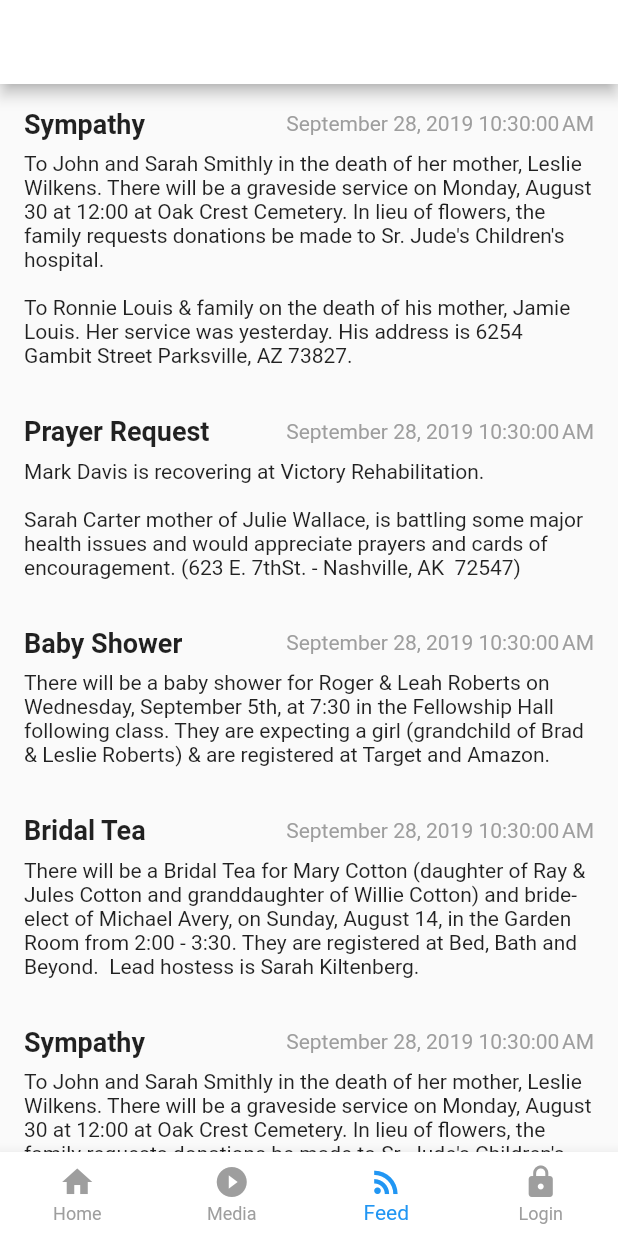
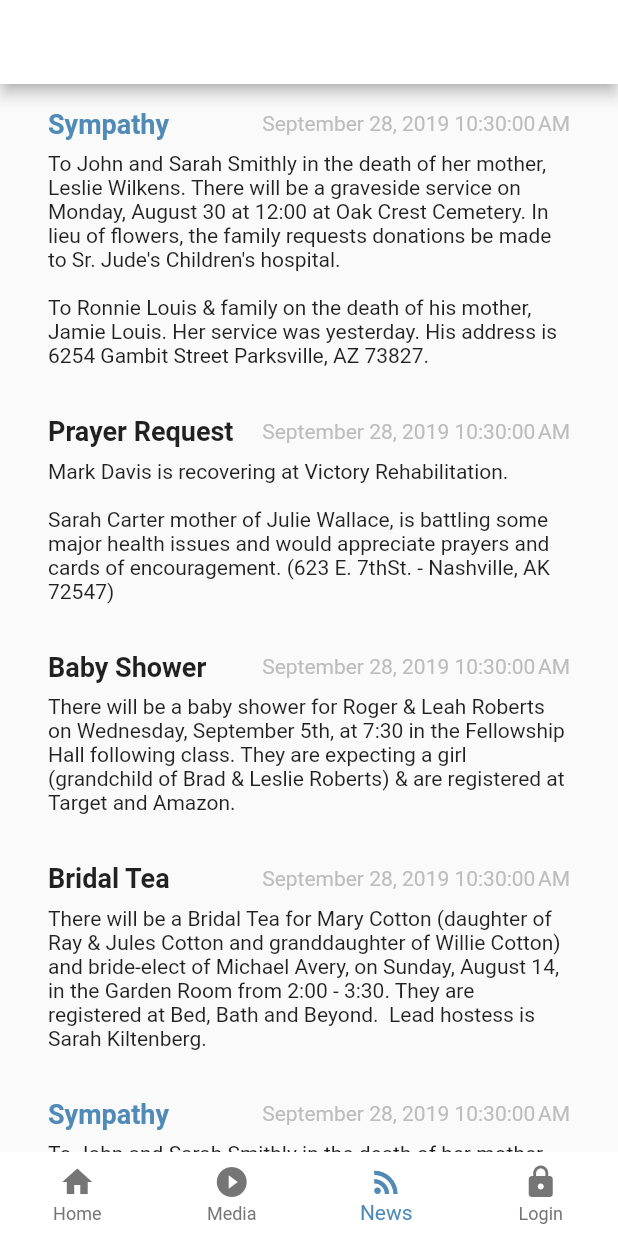
Before and after one commit to ChrisGaddes/mayfair_old, a Flutter app: the screen it shows after launch, item 3 of the bottom bar chosen, on a phone screen of 412 x 824 dp. Run offline on Flutter 3.47's test engine with Material 2 defaults, Android fonts, the phone set to English and light mode, and no system bars; our stand-ins replace cached_network_image, carousel_slider, timeago; network calls fail.

Commit message:
Various changes

```diff
--- a/lib/app/bottom_navigation_screen.dart
+++ b/lib/app/bottom_navigation_screen.dart
@@ -1,6 +1,6 @@
 import 'package:flutter/material.dart';
 import 'package:mayfair/app/authentication_screen.dart';
-import 'feed_screen.dart';
+import 'news_screen.dart';
 import 'home_page.dart';
 import 'media_screen.dart';
 
@@ -15,11 +15,8 @@ class _BottomNavigationScreenState extends State<BottomNavigationScreen> {
   final List<Widget> _tabs = [
     HomePage(title: 'Home'),
     MediaScreen(title: 'Media'),
-//    ImageCarousel(),
-    FeedScreen(title: 'Feed'),
-    AuthenticationScreen(
-//      title: 'Login',
-        ),
+    NewsFeedScreen(title: 'Feed'),
+    AuthenticationScreen(),
   ];
 
   @override
@@ -34,6 +31,7 @@ class _BottomNavigationScreenState extends State<BottomNavigationScreen> {
 
   BottomNavigationBar bottomNavigationBar() {
     return BottomNavigationBar(
+      elevation: 0.0,
       type: BottomNavigationBarType.fixed,
       items: <BottomNavigationBarItem>[
         BottomNavigationBarItem(
@@ -46,7 +44,7 @@ class _BottomNavigationScreenState extends State<BottomNavigationScreen> {
         ),
         BottomNavigationBarItem(
           icon: Icon(Icons.rss_feed),
-          title: Text('Feed'),
+          title: Text('News'),
         ),
         BottomNavigationBarItem(
           icon: Icon(Icons.lock),
@@ -57,8 +55,8 @@ class _BottomNavigationScreenState extends State<BottomNavigationScreen> {
       onTap: onTabTapped,
       backgroundColor: Colors.white,
       //Colors.grey.shade900
-      unselectedItemColor: Colors.grey.shade500,
-      selectedItemColor: Colors.blue,
+      unselectedItemColor: Colors.grey.shade600,
+      selectedItemColor: Color(0xff508AB7),//Color(0xff0179CA), //Color(0xff6DBCB6),
     );
   }
 
--- a/lib/app/image_carousel.dart
+++ b/lib/app/image_carousel.dart
@@ -83,8 +83,8 @@ class _ImageCarouselState extends State<ImageCarousel> {
               decoration: BoxDecoration(
                   shape: BoxShape.circle,
                   color: _current == index
-                      ? Color.fromRGBO(0, 0, 0, 0.9)
-                      : Color.fromRGBO(0, 0, 0, 0.4)),
+                      ? Color(0xff0179CA) //Color.fromRGBO(0, 0, 0, 0.9)
+                      : Color.fromRGBO(0, 0, 0, 0.2)),
             );
           },
         ),
--- a/lib/app/feed_screen.dart
+++ b/lib/app/news_screen.dart
@@ -1,8 +1,8 @@
 import 'package:flutter/material.dart';
 import 'package:intl/intl.dart';
 
-class FeedScreen extends StatelessWidget {
-  FeedScreen({Key key, this.title}) : super(key: key);
+class NewsFeedScreen extends StatelessWidget {
+  NewsFeedScreen({Key key, this.title}) : super(key: key);
 
   final String title;
 
@@ -26,6 +26,7 @@ class FeedScreen extends StatelessWidget {
             children: <Widget>[
               Post(
                 title: 'Sympathy',
+                titleColor: Color(0xff508AB7),
                 text:
                     'To John and Sarah Smithly in the death of her mother, Leslie Wilkens. There will be a graveside service on Monday, August 30 at 12:00 at Oak Crest Cemetery. In lieu of flowers, the family requests donations be made to Sr. Jude\'s Children\'s hospital.\n\nTo Ronnie Louis & family on the death of his mother, Jamie Louis. Her service was yesterday. His address is 6254 Gambit Street Parksville, AZ 73827.',
                 date: DateTime.now(),
@@ -50,6 +51,7 @@ class FeedScreen extends StatelessWidget {
               ),
               Post(
                 title: 'Sympathy',
+                titleColor: Color(0xff508AB7),
                 text:
                     'To John and Sarah Smithly in the death of her mother, Leslie Wilkens. There will be a graveside service on Monday, August 30 at 12:00 at Oak Crest Cemetery. In lieu of flowers, the family requests donations be made to Sr. Jude\'s Children\'s hospital.\n\nTo Ronnie Louis & family on the death of his mother, Jamie Louis. Her service was yesterday. His address is 6254 Gambit Street Parksville, AZ 73827.',
                 date: DateTime.now(),
@@ -74,6 +76,7 @@ class FeedScreen extends StatelessWidget {
               ),
               Post(
                 title: 'Sympathy',
+                titleColor: Color(0xff508AB7),
                 text:
                     'To John and Sarah Smithly in the death of her mother, Leslie Wilkens. There will be a graveside service on Monday, August 30 at 12:00 at Oak Crest Cemetery. In lieu of flowers, the family requests donations be made to Sr. Jude\'s Children\'s hospital.\n\nTo Ronnie Louis & family on the death of his mother, Jamie Louis. Her service was yesterday. His address is 6254 Gambit Street Parksville, AZ 73827.',
                 date: DateTime.now(),
@@ -103,11 +106,12 @@ class FeedScreen extends StatelessWidget {
 }
 
 class Post extends StatelessWidget {
-  Post({Key key, this.title, this.text, this.date}) : super(key: key);
+  Post({Key key, this.title, this.text, this.date, this.titleColor}) : super(key: key);
 
   final String title;
   final String text;
   final DateTime date;
+  final Color titleColor;
 
   @override
   Widget build(BuildContext context) {
@@ -115,7 +119,7 @@ class Post extends StatelessWidget {
       width: double.infinity,
       child: Padding(
         padding:
-            const EdgeInsets.only(left: 16, right: 16, top: 16, bottom: 16),
+            const EdgeInsets.only(left: 32, right: 32, top: 16, bottom: 16),
         child: Column(
           children: <Widget>[
             Row(
@@ -123,11 +127,11 @@ class Post extends StatelessWidget {
               children: <Widget>[
                 Text(
                   '$title',
-                  style: TextStyle(fontSize: 18, fontWeight: FontWeight.bold),
+                  style: TextStyle(color: titleColor, fontSize: 18, fontWeight: FontWeight.bold),
                 ),
                 Text(
                   DateFormat().format(date),
-                  style: TextStyle(color: Colors.grey),
+                  style: TextStyle(color: Colors.grey.shade400),
                 ),
               ],
             ),
--- a/lib/main.dart
+++ b/lib/main.dart
@@ -26,6 +26,8 @@ class MyApp extends StatelessWidget {
       title: 'Mayfair',
       theme: ThemeData(
         primarySwatch: Colors.blueGrey,
+        accentColor: Colors.grey,
+        primaryColor: Colors.blueGrey.shade600,
         appBarTheme: AppBarTheme(
             brightness: Brightness.light, color: Colors.white ), //grey.shade900),
       ),
```
Also changed, not shown: lib/app/home_page.dart (+18 -16 lines), lib/app/media_screen.dart (+23 -1 lines).
